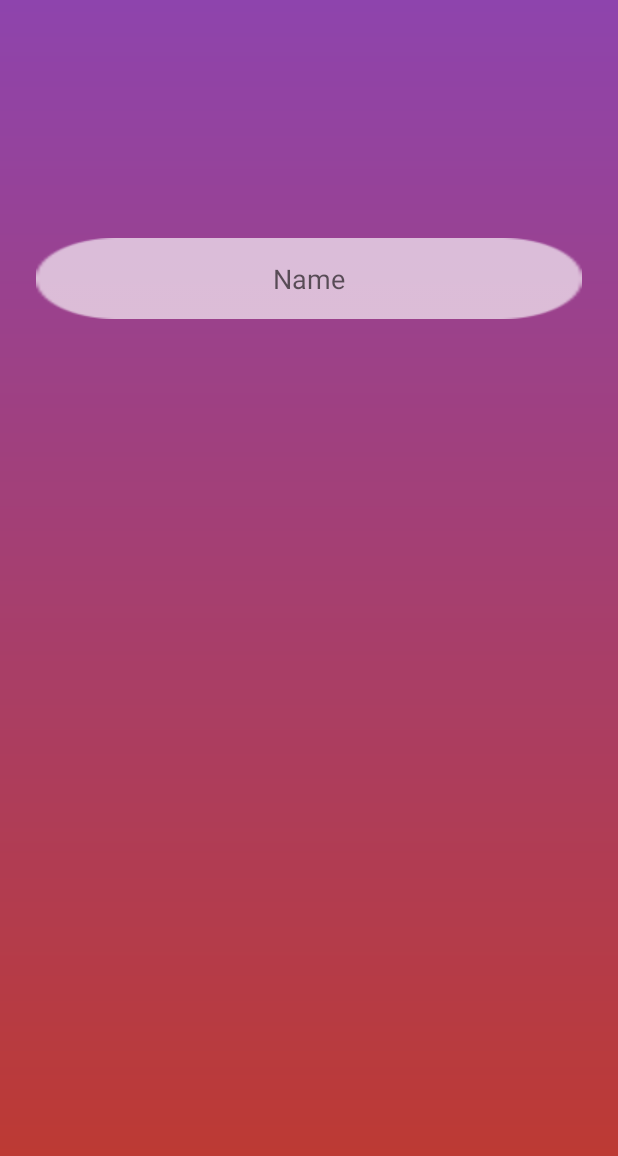
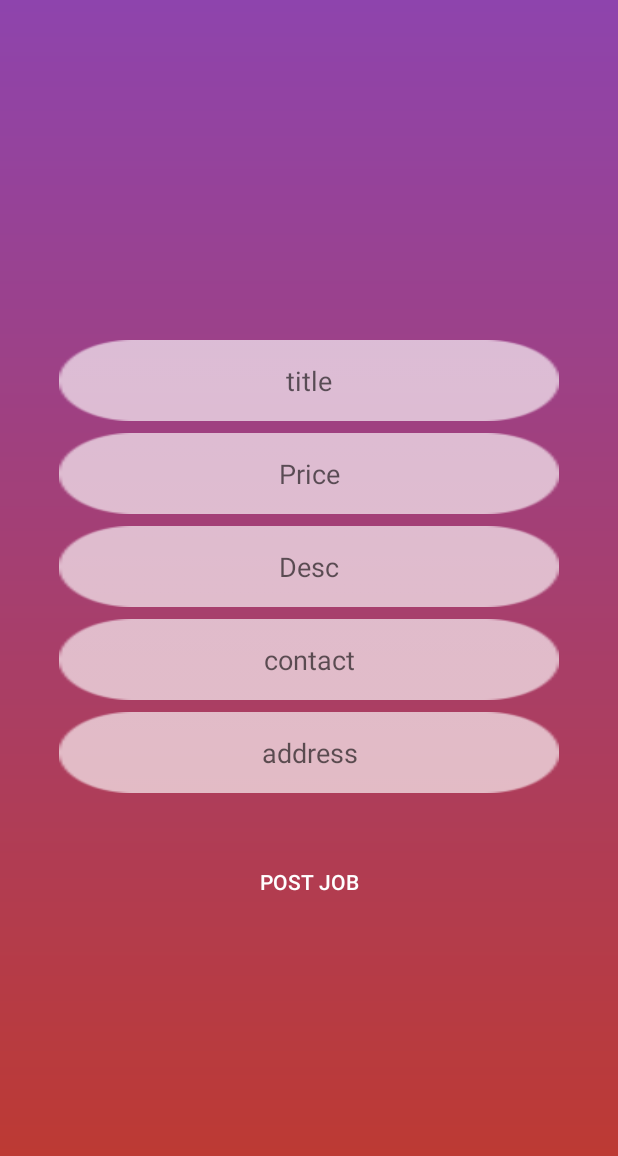
Before and after one commit to EgorCheh/Gosha, an Android app: the AddJob screen opened directly, with no data from a screen before it, on a phone screen of 412 x 824 dp. Shown: the top 1156 px of the screen. Run offline under Robolectric (Android 15) with nearby library versions, the phone set to English and light mode, and no system bars; our stand-ins replace Firebase (no records; nobody signed in at launch, a user with empty details on screens opened directly); Roboto replaces fonts that are not available here.

Commit message:
Fixed job details

```diff
--- a/app/src/main/java/com/example/gosha/AddJob.java
+++ b/app/src/main/java/com/example/gosha/AddJob.java
@@ -1,7 +1,12 @@
 package com.example.gosha;
 
+import android.content.Intent;
 import android.support.v7.app.AppCompatActivity;
 import android.os.Bundle;
+import android.view.View;
+import android.widget.Button;
+import android.widget.EditText;
+import android.widget.Toast;
 
 import com.google.firebase.auth.FirebaseAuth;
 import com.google.firebase.firestore.DocumentReference;
@@ -10,19 +15,33 @@ import com.google.firebase.firestore.FirebaseFirestore;
 public class AddJob extends AppCompatActivity {
     private FirebaseFirestore db;
     private FirebaseAuth mAuth;
+    private EditText etTitle,etContact,etDescr,etPrice,etAddrest;
+
     @Override
     protected void onCreate(Bundle savedInstanceState) {
         super.onCreate(savedInstanceState);
         setContentView(R.layout.activity_add_job);
         db = FirebaseFirestore.getInstance();
         mAuth=FirebaseAuth.getInstance();
-
-        Job job = new Job("Title",45,"descript","addres","4568464",mAuth.getCurrentUser().getEmail());
+        etAddrest=findViewById(R.id.et_addr);
+        etContact=findViewById(R.id.et_contact);
+        etDescr=findViewById(R.id.et_descr);
+        etPrice=findViewById(R.id.et_price);
+        etTitle=findViewById(R.id.et_title);
 
 
-        db.collection("Jobs").document(job.getId().toString()).set(job);
 
 
+        findViewById(R.id.button3).setOnClickListener(new View.OnClickListener() {
+            @Override
+            public void onClick(View v) {
+
+                Job job = new Job(etTitle.getText().toString(), Double.parseDouble( etPrice.getText().toString()),etDescr.getText().toString(),etAddrest.getText().toString(),etContact.getText().toString(),mAuth.getCurrentUser().getEmail());
+                db.collection("Jobs").document(job.getId().toString()).set(job);
+                Toast.makeText(getApplicationContext(),"Succses",Toast.LENGTH_LONG).show();
+                finish();
+            }
+        });
         }
 
     }
--- a/app/src/main/res/layout/activity_add_job.xml
+++ b/app/src/main/res/layout/activity_add_job.xml
@@ -8,9 +8,9 @@
     tools:context=".AddJob" >
 
     <EditText
-        android:id="@+id/et_f_name_reg"
-        android:layout_width="0dp"
-        android:layout_height="wrap_content"
+        android:id="@+id/et_addr"
+        android:layout_width="333dp"
+        android:layout_height="54dp"
         android:layout_marginStart="24dp"
         android:layout_marginLeft="24dp"
         android:layout_marginTop="8dp"
@@ -20,13 +20,116 @@
         android:background="@drawable/edit_view"
         android:ems="10"
         android:gravity="center"
-        android:hint="@string/et_f_name_reg"
+        android:hint="address"
         android:inputType="textPersonName"
         app:layout_constraintBottom_toBottomOf="parent"
         app:layout_constraintEnd_toEndOf="parent"
-        app:layout_constraintHorizontal_bias="0.0"
+        app:layout_constraintStart_toStartOf="parent"
+        app:layout_constraintTop_toBottomOf="@+id/et_contact"
+        app:layout_constraintVertical_bias="0.0" />
+
+    <EditText
+        android:id="@+id/et_title"
+        android:layout_width="333dp"
+        android:layout_height="54dp"
+        android:layout_marginStart="24dp"
+        android:layout_marginLeft="24dp"
+        android:layout_marginTop="8dp"
+        android:layout_marginEnd="24dp"
+        android:layout_marginRight="24dp"
+        android:layout_marginBottom="8dp"
+        android:background="@drawable/edit_view"
+        android:ems="10"
+        android:gravity="center"
+        android:hint="title"
+        android:inputType="textPersonName"
+        app:layout_constraintBottom_toBottomOf="parent"
+        app:layout_constraintEnd_toEndOf="parent"
         app:layout_constraintStart_toStartOf="parent"
         app:layout_constraintTop_toTopOf="parent"
-        app:layout_constraintVertical_bias="0.19999999" />
+        app:layout_constraintVertical_bias="0.29000002" />
+
+    <EditText
+        android:id="@+id/et_descr"
+        android:layout_width="333dp"
+        android:layout_height="54dp"
+        android:layout_marginStart="24dp"
+        android:layout_marginLeft="24dp"
+        android:layout_marginTop="8dp"
+        android:layout_marginEnd="24dp"
+        android:layout_marginRight="24dp"
+        android:layout_marginBottom="8dp"
+        android:background="@drawable/edit_view"
+        android:ems="10"
+        android:gravity="center"
+        android:hint="Desc"
+        android:inputType="textPersonName"
+        app:layout_constraintBottom_toBottomOf="parent"
+        app:layout_constraintEnd_toEndOf="parent"
+        app:layout_constraintStart_toStartOf="parent"
+        app:layout_constraintTop_toBottomOf="@+id/et_price"
+        app:layout_constraintVertical_bias="0.0" />
+
+    <EditText
+        android:id="@+id/et_contact"
+        android:layout_width="333dp"
+        android:layout_height="54dp"
+        android:layout_marginStart="24dp"
+        android:layout_marginLeft="24dp"
+        android:layout_marginTop="8dp"
+        android:layout_marginEnd="24dp"
+        android:layout_marginRight="24dp"
+        android:layout_marginBottom="8dp"
+        android:background="@drawable/edit_view"
+        android:ems="10"
+        android:gravity="center"
+        android:hint="contact"
+        android:inputType="textPersonName"
+        app:layout_constraintBottom_toBottomOf="parent"
+        app:layout_constraintEnd_toEndOf="parent"
+        app:layout_constraintStart_toStartOf="parent"
+        app:layout_constraintTop_toBottomOf="@+id/et_descr"
+        app:layout_constraintVertical_bias="0.0" />
+
+    <EditText
+        android:id="@+id/et_price"
+        android:layout_width="333dp"
+        android:layout_height="54dp"
+        android:layout_marginStart="24dp"
+        android:layout_marginLeft="24dp"
+        android:layout_marginTop="8dp"
+        android:layout_marginEnd="24dp"
+        android:layout_marginRight="24dp"
+        android:layout_marginBottom="8dp"
+        android:background="@drawable/edit_view"
+        android:ems="10"
+        android:gravity="center"
+        android:hint="Price"
+        android:inputType="textPersonName"
+        app:layout_constraintBottom_toBottomOf="parent"
+        app:layout_constraintEnd_toEndOf="parent"
+        app:layout_constraintStart_toStartOf="parent"
+        app:layout_constraintTop_toBottomOf="@+id/et_title"
+        app:layout_constraintVertical_bias="0.0" />
+
+    <Button
+        android:id="@+id/button3"
+        android:layout_width="105dp"
+        android:layout_height="48dp"
+        android:layout_marginStart="8dp"
+        android:layout_marginLeft="8dp"
+        android:layout_marginTop="8dp"
+        android:layout_marginEnd="8dp"
+        android:layout_marginRight="8dp"
+        android:layout_marginBottom="8dp"
+        android:background="@android:color/transparent"
+        android:text="Post job"
+        android:textColor="#FFFFFF"
+        android:textSize="14sp"
+        app:layout_constraintBottom_toBottomOf="parent"
+        app:layout_constraintEnd_toEndOf="parent"
+        app:layout_constraintStart_toStartOf="parent"
+        app:layout_constraintTop_toBottomOf="@+id/et_addr"
+        app:layout_constraintVertical_bias="0.117" />
 
 </android.support.constraint.ConstraintLayout>
```
